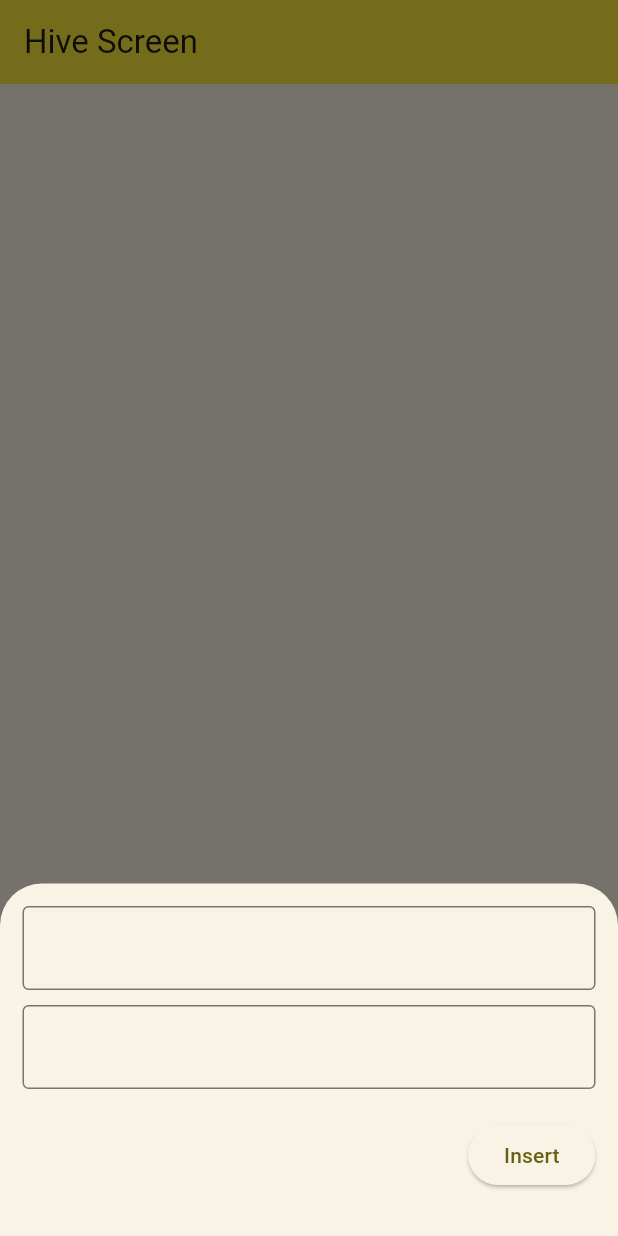
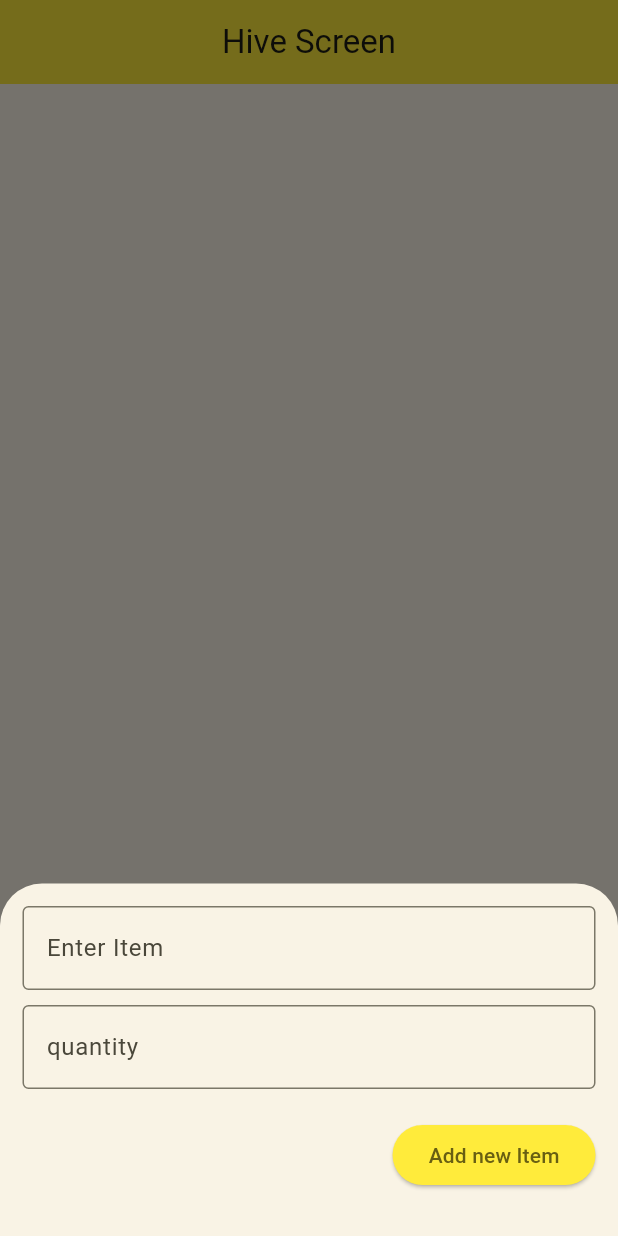
Before and after one commit to fahad686/flutter_hive_proj, a Flutter app: the screen it shows after launch, after a tap on the "add" icon, on a phone screen of 412 x 824 dp. Run offline on Flutter 3.47's test engine with Material 3 defaults, Android fonts, the phone set to English and light mode, and no system bars; our stand-ins replace hive, hive_flutter; accounts and stored records are empty.

Commit message:
create ,update & delete manually with hive

```diff
--- a/lib/home_screen.dart
+++ b/lib/home_screen.dart
@@ -19,6 +19,15 @@ class _HomeScreenState extends State<HomeScreen> {
   final shoppingBox=Hive.box("shopping_box");
 
   showForm(BuildContext context,int ?itemKey)async{
+    //editing item
+    if(itemKey!=null){
+
+//check if existing then fetch and pass into TextEditingController fields
+    final existingItem=items.firstWhere((element)=>element['key']==itemKey);
+    userController.text=existingItem['name'];
+    quantityController.text=existingItem['quantity'];
+
+    }
     showModalBottomSheet(
         context: context,
         elevation: 5,
@@ -35,15 +44,33 @@ class _HomeScreenState extends State<HomeScreen> {
           // mainAxisAlignment: MainAxisAlignment.center,
           crossAxisAlignment: CrossAxisAlignment.end,
           children: [
-            TextFormField(controller: userController,keyboardType: TextInputType.text,decoration: InputDecoration(
+            TextFormField(
+              controller: userController,
+              keyboardType: TextInputType.text,
+              decoration: InputDecoration(
+                labelText: "Enter Item",
               border: OutlineInputBorder()
             ),),
             SizedBox(height: 10),
-            TextFormField(controller: quantityController,keyboardType: TextInputType.number,decoration: InputDecoration(
+            TextFormField(controller: quantityController,
+              keyboardType: TextInputType.number,
+              decoration: InputDecoration(
+                labelText: "quantity",
               border: OutlineInputBorder()
             ),),
             SizedBox(height: 20),
-            ElevatedButton(
+            itemKey!=null?ElevatedButton(
+                onPressed: (){
+
+                  updateItemDetails(itemKey,{
+                  'name':userController.text.trim(),
+                  'quantity':quantityController.text.trim()
+
+                  });
+              userController.text='';
+              quantityController.text='';
+              Navigator.pop(context);
+            }, child: Text("Update")):ElevatedButton(
                 onPressed: (){
 
                   createItem({
@@ -51,10 +78,10 @@ class _HomeScreenState extends State<HomeScreen> {
                     'quantity':quantityController.text
 
                   });
-              userController.text='';
-              quantityController.text='';
-              Navigator.pop(context);
-            }, child: Text("Insert")),
+                  userController.text='';
+                  quantityController.text='';
+                  Navigator.pop(context);
+                }, child: Text("Add new Item")),
             SizedBox(height: 30,)
           ],
         ),
@@ -73,14 +100,35 @@ class _HomeScreenState extends State<HomeScreen> {
     setState(() {
       items=data.reversed.toList();
     });
+    print("check stored data in box ${shoppingBox.length}");
+
+  }
+
+  //Update function for update data Note: using .put() to update exiting object
+  Future<void>updateItemDetails(int key,Map<String,dynamic>item)async{
+    debugPrint("Updating value $item");
+    await shoppingBox.put(key, item);
+    refreshItems();
+  }
+  //delete function for delete data Note: using .delete() to update exiting object
+  Future<void>deleteItem(int itemKey)async{
+    await shoppingBox.delete(itemKey);
+    refreshItems();
   }
 
   //Storing items data in box with object base
-  createItem(Map<String,dynamic>newItem)async{
+  createItem(Map<String,dynamic>newItem)async
+  {
+    debugPrint("Adding new Item $newItem");
      await shoppingBox.add(newItem);
-     print("check stored data in box ${shoppingBox.length}");
      //after saving item should update list
      refreshItems();
+  }
+
+  @override
+  void initState() {
+    super.initState();
+    refreshItems();
   }
 
   @override
@@ -90,14 +138,27 @@ class _HomeScreenState extends State<HomeScreen> {
     return Scaffold(
       appBar: AppBar(
         title: Text("Hive Screen"),
+        centerTitle: true,
       ),
       body: ListView.builder(
           itemCount: items.length,
-          itemBuilder: (context,index)=>ListTile(
-        title: Text(items[index]['name']),
-        trailing: Text(items[index]['quantity']),
+          itemBuilder: (context,index)=>Card(
+            elevation: 1.5,
+            color: Colors.grey.shade200,
+            margin: EdgeInsets.symmetric(horizontal: 10,vertical: 8),
+            child: ListTile(
+                    title: Text(items[index]['name']),
+                    subtitle: Text(items[index]['quantity']),
+              trailing: Row(
+                mainAxisSize: MainAxisSize.min,
+                children: [
+                  IconButton(onPressed: ()=>showForm(context, items[index]['key']), icon: Icon(Icons.edit)),
+                  IconButton(onPressed: ()=>deleteItem(items[index]['key']), icon: Icon(Icons.delete)),
+                ],
+              ),
 
-      )),
+                  ),
+          )),
       floatingActionButton: FloatingActionButton(onPressed: ()=>showForm(context,null),child: Center(child: Icon(Icons.add),),),
     );
   }
--- a/lib/main.dart
+++ b/lib/main.dart
@@ -18,8 +18,13 @@ class MyApp extends StatelessWidget {
   @override
   Widget build(BuildContext context) {
     return MaterialApp(
+      debugShowCheckedModeBanner: false,
       title: 'Hive Example',
       theme: ThemeData(
+        elevatedButtonTheme: ElevatedButtonThemeData(
+          style: ButtonStyle(backgroundColor: WidgetStatePropertyAll(Colors.yellow))
+        ),
+        iconButtonTheme: IconButtonThemeData(style: ButtonStyle(backgroundColor: WidgetStatePropertyAll(Colors.yellow))),
         appBarTheme: AppBarTheme(
           color: Colors.yellow,
         ),
```
Also changed, not shown: 1 other file.
